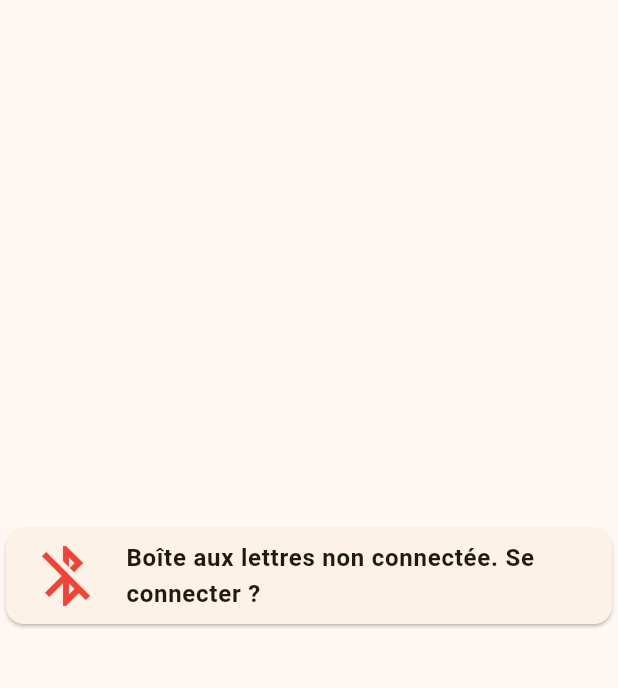
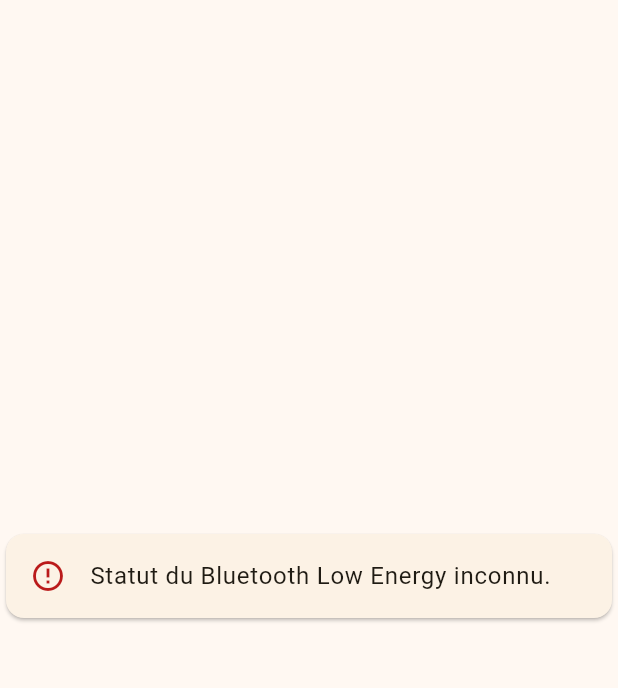
Before and after one commit to tachard/smart_mailbox, a Flutter app: the screen it shows after launch, on a phone screen of 412 x 824 dp, the part 84-772 px from its top. Run offline on Flutter 3.47's test engine with Material 2 defaults, Android fonts, the phone set to English and light mode, and no system bars; our stand-ins replace permission_handler; missing offline and left inert: flutter_reactive_ble.

Commit message:
BLE Status Checker done

```diff
--- a/lib/main.dart
+++ b/lib/main.dart
@@ -1,5 +1,5 @@
 import 'package:flutter/material.dart';
-import 'screens/smart_mailbox.dart';
+import 'screens/ble_status_checker.dart';
 
 //Root of the app
 void main() => runApp(const SmartMailboxApp());
@@ -25,7 +25,7 @@ class SmartMailboxApp extends StatelessWidget {
               leading: const Icon(Icons.mail_outline),
               title: const Text("Smart Mailbox"),
               backgroundColor: Colors.amber),
-          body: const SmartMailBox(),
+          body: const BleStatusChecker(),
         ));
   }
 }
--- /dev/null
+++ b/lib/screens/ble_status_checker.dart
@@ -0,0 +1,121 @@
+// Screen where we can connect to the smart mailbox.
+
+import 'package:flutter/material.dart';
+import "package:flutter_reactive_ble/flutter_reactive_ble.dart";
+import 'package:permission_handler/permission_handler.dart';
+import 'device_connection_checker.dart';
+
+class BleStatusChecker extends StatefulWidget {
+  const BleStatusChecker({super.key});
+
+  @override
+  State<BleStatusChecker> createState() => _BleStatusCheckerState();
+}
+
+class _BleStatusCheckerState extends State<BleStatusChecker> {
+  // Bluetooth Low Energy Variables.
+  final _ble = FlutterReactiveBle();
+
+  @override
+  Widget build(BuildContext context) {
+    // Show something epending on host BLE status
+    return StreamBuilder(
+      stream: _ble.statusStream,
+      builder: (context, snapshot) {
+        List<Widget> children;
+        if (snapshot.hasError) {
+          children = [
+            Card(
+              child: ListTile(
+                leading: Icon(Icons.error_outline,
+                    color: Theme.of(context).colorScheme.error),
+                title: Text("Erreur de flux du statut BLE."),
+              ),
+            )
+          ];
+        } else {
+          switch (snapshot.connectionState) {
+            case ConnectionState.none:
+              children = [
+                Card(
+                  child: ListTile(
+                    leading: Icon(Icons.error_outline,
+                        color: Theme.of(context).colorScheme.error),
+                    title: Text("Flux du statut BLE déconnecté."),
+                  ),
+                )
+              ];
+              break;
+            case ConnectionState.waiting:
+              children = [
+                SizedBox(
+                    width: 60, height: 60, child: CircularProgressIndicator())
+              ];
+              break;
+            default:
+              // ConnectionState.active || ConnectionState.done
+              switch (snapshot.data) {
+                case BleStatus.ready:
+                  children = [DeviceConnectionChecker(ble:_ble)];
+                  break;
+                case BleStatus.unauthorized:
+                  Permission.location.request();
+                  Permission.bluetoothScan.request();
+                  Permission.bluetoothConnect.request();
+                  children = [
+                    Card(
+                      child: ListTile(
+                        leading: Icon(Icons.error_outline,
+                            color: Theme.of(context).colorScheme.error),
+                        title: Text(
+                            "Bluetooth non autorisé pour l'app. Veuillez l'autoriser dans les paramètres."),
+                        onTap: openAppSettings,
+                      ),
+                    )
+                  ];
+                  break;
+                case BleStatus.locationServicesDisabled:
+                  children = [
+                    Card(
+                      child: ListTile(
+                        leading: Icon(Icons.error_outline,
+                            color: Theme.of(context).colorScheme.error),
+                        title: Text(
+                            "Services de localisation non autorisés pour l'app. Veuillez les activer dans les paramètres."),
+                        onTap: openAppSettings,
+                      ),
+                    )
+                  ];
+                  break;
+                case BleStatus.unsupported:
+                  children = [
+                    Card(
+                      child: ListTile(
+                        leading: Icon(Icons.error_outline,
+                            color: Theme.of(context).colorScheme.error),
+                        title: Text(
+                            "Bluetooth Low Energy non supporté par votre téléphone."),
+                      ),
+                    )
+                  ];
+                  break;
+                default: //BLE Status unknown
+                  children = [
+                    Card(
+                      child: ListTile(
+                        leading: Icon(Icons.error_outline,
+                            color: Theme.of(context).colorScheme.error),
+                        title: Text("Statut du Bluetooth Low Energy inconnu."),
+                      ),
+                    )
+                  ];
+              }
+          }
+        }
+
+        return Column(
+            mainAxisAlignment: MainAxisAlignment.center, children: children);
+      },
+    );
+  }
+}
--- a/lib/screens/smart_mailbox.dart
+++ /dev/null
@@ -1,236 +0,0 @@
-// Screen where we can connect to the smart mailbox.
-
-import 'package:flutter/material.dart';
-import "package:flutter_reactive_ble/flutter_reactive_ble.dart";
-import 'package:smart_mailbox/widgets/battery_card.dart';
-import 'package:smart_mailbox/widgets/connectivity_card.dart';
-import 'dart:io' show Platform;
-import 'package:permission_handler/permission_handler.dart';
-import 'package:smart_mailbox/widgets/weight_card.dart';
-
-class SmartMailBox extends StatefulWidget {
-  const SmartMailBox({super.key});
-
-  @override
-  State<SmartMailBox> createState() => _SmartMailBoxState();
-}
-
-class _SmartMailBoxState extends State<SmartMailBox> {
-  // Bluetooth Low Energy Variables.
-  final _ble = FlutterReactiveBle();
-  DiscoveredDevice? _device;
-  late QualifiedCharacteristic _batteryCharac;
-  late QualifiedCharacteristic _weightCharac;
-
-  //State variables
-  var _failed = false;
-  var _connected = false;
-  var _scanning = false;
-  var _firstConnection = true;
-  BleStatus bleStatus = BleStatus.unknown;
-
-
-  //Informations about smart mailbox device
-  final _deviceName = "SmartMailboxAchard";
-  final _bleServices = {
-    "Battery": Uuid.parse("0000180F-0000-1000-8000-00805f9b34fb"),
-    "Weight": Uuid.parse("c961649c-2b90-4add-ad60-21a9f26c048a")
-  };
-  final _bleCharacteristics = {
-    "Battery": Uuid.parse("00002a19-0000-1000-8000-00805f9b34fb"),
-    "Weight": Uuid.parse("99e8a6f3-85c2-4fb8-98d8-7e748c61b9c7")
-  };
-
-  int _batteryValue = -1;
-  int _weightValue = -1;
-
-  void _handlePermission() async {
-    var bleStatusStream;
-    bleStatusStream = _ble.statusStream.listen((status) {
-      switch (status) {
-        case BleStatus.locationServicesDisabled:
-          await openAppSettings();
-          break;
-        case BleStatus.unauthorized:
-          if (Platform.isAndroid) {
-            await Permission.location.request();
-            await Permission.bluetoothScan.request();
-            await Permission.bluetoothConnect.request();
-          }
-          break;
-        case BleStatus.ready:
-
-          break;
-        case BleStatus.unsupported:
-
-          break;
-        default:
-        // Should be BleStatus.unknown
-      }
-      if(status==BleStatus.ready){
-        bleStatusStream.cancel();
-      }
-      setState(() {
-            bleStatus = status;
-          });
-    });
-  }
-
-
-  // Private function.
-  // Authorize bluetooth use. Then search for the wanted device
-  void _scanDevice() async {
-    // Handling permission
-    print("WAITING PERMISSIONS");
-    if (_ble.status == BleStatus.ready) {
-      print("SCAN MAIN LOGIC");
-      setState(() {
-        _scanning = true;
-      });
-      // Scan for a device with services required
-      var scanStream = _ble.scanForDevices(
-        withServices: [_bleServices["Battery"]!],
-      );
-      print("LISTENING");
-
-      // Get the device found
-      var myDevice =
-          await scanStream.firstWhere((device) => device.name == _deviceName);
-      setState(() {
-        _device = myDevice;
-        _scanning = false;
-      });
-      print("FOUND IT");
-    }
-  }
-
-  // Private function.
-  // If device is found, connect to it.
-  void _connectToDevice() async {
-    print("CONNECTING");
-    //Try to connect to a device.
-    _ble.connectToAdvertisingDevice(
-        id: _device!.id,
-        prescanDuration: const Duration(seconds: 1),
-        withServices: [_bleServices["Battery"]!]).listen((event) {
-      switch (event.connectionState) {
-        // We're connected and good to go!
-        case DeviceConnectionState.connected:
-          {
-            // Store characteristics in variables
-            _batteryCharac = QualifiedCharacteristic(
-                serviceId: _bleServices["Battery"]!,
-                characteristicId: _bleCharacteristics["Battery"]!,
-                deviceId: event.deviceId);
-            _weightCharac = QualifiedCharacteristic(
-                characteristicId: _bleCharacteristics["Weight"]!,
-                serviceId: _bleServices["Weight"]!,
-                deviceId: event.deviceId);
-            setState(() {
-              _connected = true;
-              _firstConnection = true;
-            });
-            print("CONNECTED");
-            break;
-          }
-        // Can add various state state updates on disconnect
-        case DeviceConnectionState.disconnected:
-          {
-            setState(() {
-              _connected = false;
-              _device = null;
-            });
-            break;
-          }
-        default:
-      }
-    });
-  }
-
-  // Private function
-  // Once characteristics are stored, retrieve value to them.
-  void _readCharacteristics(QualifiedCharacteristic batteryCharac,
-      QualifiedCharacteristic weightCharac) {
-    print("READING");
-    //Read the battery characteristic
-    _ble.readCharacteristic(batteryCharac).then(
-      (value) {
-        print("BATTERY READ");
-        setState(() {
-          _batteryValue = int.parse(String.fromCharCodes(value));
-        });
-      },
-    );
-    //Read the weight caracteristic
-    _ble.readCharacteristic(weightCharac).then(
-      (value) {
-        print("WEIGHT READ");
-        setState(() {
-          _weightValue = int.parse(String.fromCharCodes(value));
-        });
-      },
-    );
-  }
-
-  @override
-  Widget build(BuildContext context) {
-    //Display only a touchable ConnectivityCard if not connected nor scanning
-    if (!_connected && !_scanning && _device == null) {
-      return (Column(
-        mainAxisAlignment: MainAxisAlignment.center,
-        children: [
-          InkWell(
-              onTap: _scanDevice,
-              child: ConnectivityCard(
-                _scanning,
-                _device == null,
-                _connected,
-              ))
-        ],
-      ));
-    }
-
-    //Waiting to connect
-    if (!_connected && (_scanning || _device != null)) {
-      if (!_scanning) {
-        // Only called if device is discovered
-        _connectToDevice();
-      }
-
-      // Return a centered loading spinner.
-      return (Column(
-        mainAxisAlignment: MainAxisAlignment.center,
-        children: [
-          Center(child: CircularProgressIndicator()),
-        ],
-      ));
-    }
-
-    // Ready to go
-    if (_connected) {
-      if (_firstConnection) {
-        _readCharacteristics(_batteryCharac, _weightCharac);
-        _firstConnection = false;
-      }
-
-      return (Column(mainAxisAlignment: MainAxisAlignment.center, children: [
-        WeightCard(_weightValue),
-        SizedBox(height: 20),
-        BatteryCard(_batteryValue),
-        ConnectivityCard(_scanning, _device == null, _connected)
-      ]));
-    }
-
-    if (_failed) {
-      return (Column(
-        mainAxisAlignment: MainAxisAlignment.center,
-        children: [Text("Something went wrong with scanning")],
-      ));
-    }
-
-    return (Column(
-      mainAxisAlignment: MainAxisAlignment.center,
-      children: [Text("Something went wrong")],
-    ));
-  }
-}
```
Also changed, not shown: lib/screens/device_connection_checker.dart (added, +21 -0 lines).
